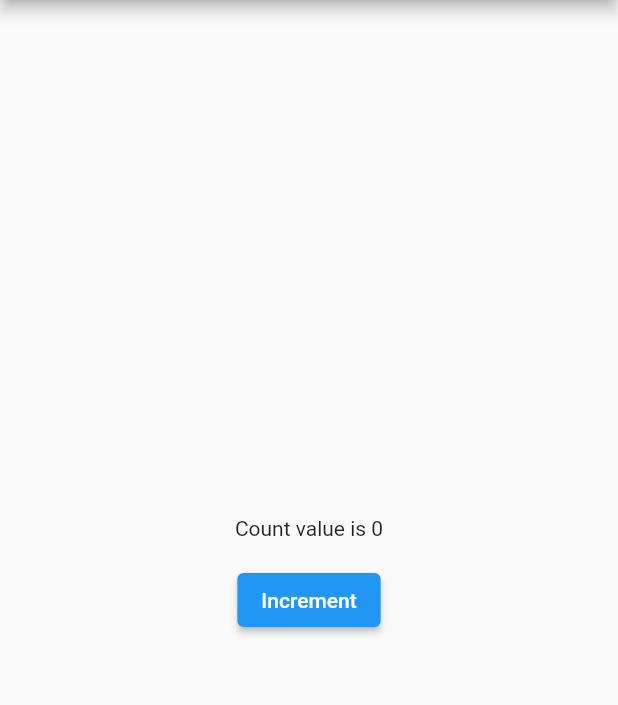
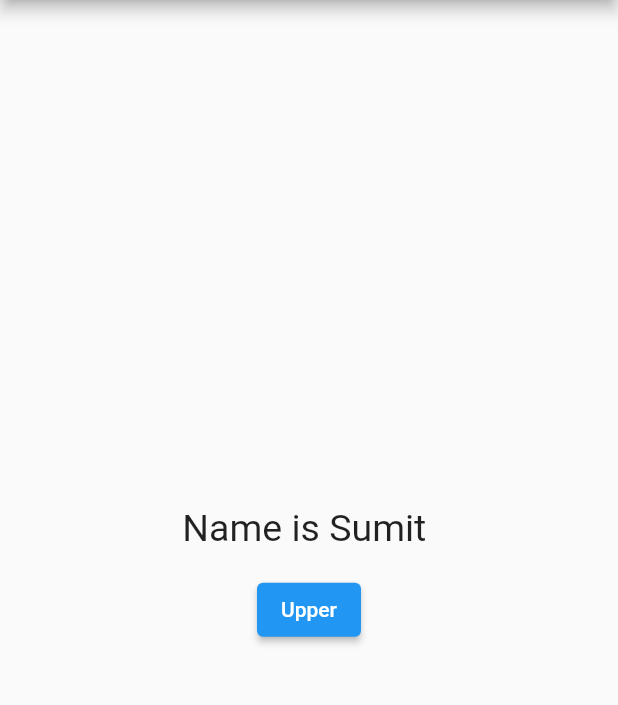
Before and after one commit to Sumit4482/GetX_Tutorial, a Flutter app: the screen it shows after launch, on a phone screen of 412 x 824 dp, the part 84-789 px from its top. Run offline on Flutter 3.47's test engine with Material 2 defaults, Android fonts, the phone set to English and light mode, and no system bars; our stand-ins replace get.

Commit message:
Added Reactive State Management 2

```diff
--- a/lib/main.dart
+++ b/lib/main.dart
@@ -1,14 +1,14 @@
 import "package:flutter/material.dart";
 import 'package:get/get.dart';
+import 'student.dart';
 
 void main() => runApp(MyApp());
 
 class MyApp extends StatelessWidget {
-  var count = 0.obs;
+//  var student = Student();
 
-  void icrement() {
-    count++;
-  }
+// for making entire class observable
+  final student = Student(name: "Sumit ", age: 21).obs;
 
   @override
   Widget build(BuildContext context) {
@@ -23,15 +23,24 @@ class MyApp extends StatelessWidget {
             mainAxisAlignment: MainAxisAlignment.center,
             crossAxisAlignment: CrossAxisAlignment.center,
             children: [
-              Obx((() => Text("Count value is $count"))),
+              Obx(() => Text(
+                    "Name is ${student.value.name}",
+                    style: TextStyle(fontSize: 25),
+                  )),
               SizedBox(
                 height: 16,
               ),
               ElevatedButton(
                 onPressed: () {
-                  icrement();
+                  student.update((val) {
+                    //Indvidual Reactive
+
+                    //Enitre Class is Reactive
+                    student.value.name =
+                        student.value.name.toString().toUpperCase();
+                  });
                 },
-                child: Text("Increment"),
+                child: Text("Upper"),
               )
             ],
           ),
--- /dev/null
+++ b/lib/student.dart
@@ -0,0 +1,16 @@
+import 'package:get/get.dart';
+
+class Student {
+  /*Classes can be made observable by making indivuals
+   variables Rx or by making the entire class observable. */
+
+  // Individual Variables Rx
+
+  // var name = "Tom".obs;
+  // var age = 35.obs;
+
+  // To make the entire class observable
+  String name = "";
+  int age = 0;
+  Student({required this.name, required this.age});
+}
```
Also changed, not shown: 3 other files.
